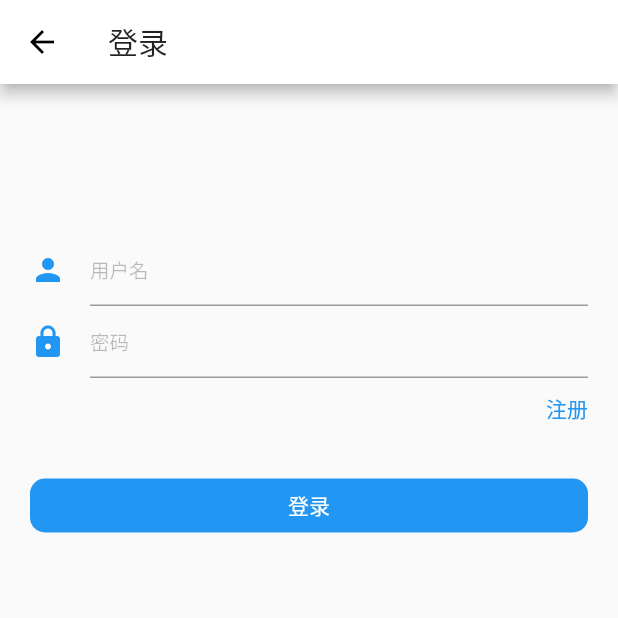
After one commit to yanxing/flutterdemo, a Flutter app: the screen it shows after launch, after a tap on "注册登录", on a phone screen of 412 x 824 dp, the top half of it. The commit adds this screen. Run offline on Flutter 3.47's test engine with Material 2 defaults, Android fonts, the phone set to English and light mode, and no system bars; our stand-ins replace dio, fluttertoast; network calls fail.

Commit message:
登录注册

```diff
--- /dev/null
+++ b/lib/login_demo.dart
@@ -0,0 +1,132 @@
+import 'package:dio/dio.dart';
+import 'package:flutter/material.dart';
+import 'package:flutterdemo/model/login.dart';
+import 'package:flutterdemo/register_demo.dart';
+import 'package:flutterdemo/util/commentUtil.dart';
+import 'package:fluttertoast/fluttertoast.dart';
+
+///登录
+class LoginDemo extends StatefulWidget {
+  @override
+  State<StatefulWidget> createState() {
+    return new _LoginStateDemo();
+  }
+}
+
+class _LoginStateDemo extends State<LoginDemo> {
+  TextEditingController _usernameController = new TextEditingController();
+  TextEditingController _passwordController = new TextEditingController();
+  static const String URL = "http://10.1.10.143:8080/vote/account/login";
+
+  @override
+  Widget build(BuildContext context) {
+    return new Scaffold(
+      appBar: AppBar(
+        title: Text("登录"),
+      ),
+      body: Container(
+        padding: EdgeInsets.symmetric(vertical: 100, horizontal: 20),
+        child: new Column(
+          children: <Widget>[
+            new TextField(
+              controller: _usernameController,
+              decoration: new InputDecoration(
+                  hintText: "用户名",
+                  hintStyle: new TextStyle(color: Colors.black26, fontSize: 13),
+                  icon: Icon(
+                    Icons.person,
+                    color: Colors.blue,
+                  ),
+                  focusedBorder: UnderlineInputBorder(
+                      borderSide: BorderSide(
+                    color: Colors.blue,
+                    width: 1.5,
+                  ))),
+            ),
+            new TextField(
+              controller: _passwordController,
+              obscureText: true,
+              decoration: new InputDecoration(
+                  hintText: "密码",
+                  hintStyle: new TextStyle(color: Colors.black26, fontSize: 13),
+                  icon: Icon(Icons.lock, color: Colors.blue),
+                  focusedBorder: UnderlineInputBorder(
+                      borderSide: BorderSide(
+                    color: Colors.blue,
+                    width: 1.5,
+                  ))),
+            ),
+            new GestureDetector(
+              //padding: EdgeInsets.only(top: 10),
+              child: new Row(
+                mainAxisAlignment: MainAxisAlignment.end,
+                children: <Widget>[
+                  new Padding(
+                    padding: EdgeInsets.only(top: 10),
+                    child: Text(
+                      "注册",
+                      style: new TextStyle(color: Colors.blue),
+                    ),
+                  )
+                ],
+              ),
+              onTap: () {
+                Navigator.push(
+                  context,
+                  MaterialPageRoute(builder: (context) => RegisterDemo()),
+                );
+              },
+            ),
+            new Row(
+              children: <Widget>[
+                Expanded(
+                    child: new Padding(
+                  padding: EdgeInsets.only(top: 30),
+                  child: new FlatButton(
+                      color: Colors.blue,
+                      highlightColor: Colors.blue[700],
+                      colorBrightness: Brightness.dark,
+                      splashColor: Colors.grey,
+                      shape: RoundedRectangleBorder(
+                          borderRadius: BorderRadius.circular(10.0)),
+                      onPressed: () {
+                        _login(
+                            _usernameController.text, _passwordController.text);
+                      },
+                      child: Text("登录")),
+                ))
+              ],
+            )
+          ],
+        ),
+      ),
+    );
+  }
+
+  ///登录
+  _login(String username, String password) async {
+    if (CommentUtil.isEmpty(username)) {
+      Fluttertoast.showToast(msg: "请输入用户名");
+      return;
+    }
+    if (CommentUtil.isEmpty(password)) {
+      Fluttertoast.showToast(msg: "请输入密码");
+      return;
+    }
+    try {
+      Response response = await Dio().post(URL,
+          data:
+              new FormData.from({"username": username, "password": password}));
+      Login login = Login.fromMap(response.data);
+      print(login);
+      if (login.code == 1) {
+        Fluttertoast.showToast(msg: "登录成功");
+      } else {
+        Fluttertoast.showToast(msg: login.message);
+      }
+    } catch (e) {
+      Fluttertoast.showToast(msg: "登录失败");
+      print(e);
+    }
+  }
+}
--- a/lib/main.dart
+++ b/lib/main.dart
@@ -1,6 +1,7 @@
 import 'package:flutter/material.dart';
 import 'package:flutterdemo/bottom_navigation_bar_demo.dart';
 import 'package:flutterdemo/drawer_demo.dart';
+import 'package:flutterdemo/login_demo.dart';
 import 'package:flutterdemo/network_demo.dart';
 import 'package:flutterdemo/tab_bar_view_demo.dart';
 import 'package:flutterdemo/widget_demo.dart';
@@ -52,7 +53,8 @@ class _MyHomePageState extends State<MyHomePage> {
     list.add(_customButton("底部导航", 2));
     list.add(_customButton("抽屉", 3));
     list.add(_customButton("tab滑动菜单", 4));
-    list.add(_customButton("网络请求", 5));
+    list.add(_customButton("列表", 5));
+    list.add(_customButton("注册登录", 6));
     return list;
   }
 
@@ -100,11 +102,17 @@ class _MyHomePageState extends State<MyHomePage> {
         MaterialPageRoute(builder: (context) => TabBarViewDemo()),
       );
     } else if (type == 5) {
-      //网络请求demo
+      //列表demo
       Navigator.push(
         context,
         MaterialPageRoute(builder: (context) => NetworkDemo()),
       );
+    }else if (type == 6) {
+      //注册登录
+      Navigator.push(
+        context,
+        MaterialPageRoute(builder: (context) => LoginDemo()),
+      );
     }
   }
 }
--- /dev/null
+++ b/lib/model/login.dart
@@ -0,0 +1,60 @@
+class Login {
+
+  /**
+   * code : 1
+   * data : {"id":1,"username":"123","password":"123","type":1}
+   */
+
+  String message;
+  int code;
+  DataBean data;
+
+  static Login fromMap(Map<String, dynamic> map) {
+    Login login = new Login();
+    login.message = map['message'];
+    login.code = map['code'];
+    login.data = DataBean.fromMap(map['data']);
+    return login;
+  }
+
+  static List<Login> fromMapList(dynamic mapList) {
+    List<Login> list = new List(mapList.length);
+    for (int i = 0; i < mapList.length; i++) {
+      list[i] = fromMap(mapList[i]);
+    }
+    return list;
+  }
+
+}
+
+class DataBean {
+
+  /**
+   * username : "123"
+   * password : "123"
+   * id : 1
+   * type : 1
+   */
+
+  String username;
+  String password;
+  int id;
+  int type;
+
+  static DataBean fromMap(Map<String, dynamic> map) {
+    DataBean dataBean = new DataBean();
+    dataBean.username = map['username'];
+    dataBean.password = map['password'];
+    dataBean.id = map['id'];
+    dataBean.type = map['type'];
+    return dataBean;
+  }
+
+  static List<DataBean> fromMapList(dynamic mapList) {
+    List<DataBean> list = new List(mapList.length);
+    for (int i = 0; i < mapList.length; i++) {
+      list[i] = fromMap(mapList[i]);
+    }
+    return list;
+  }
+}
--- a/pubspec.yaml
+++ b/pubspec.yaml
@@ -20,6 +20,7 @@ dependencies:
   # Use with the CupertinoIcons class for iOS style icons.
   cupertino_icons: ^0.1.2
   dio: ^1.0.13
+  fluttertoast: ^2.1.1
 
 dev_dependencies:
   flutter_test:
```
Also changed, not shown: lib/model/register.dart (added, +25 -0 lines), lib/register_demo.dart (added, +111 -0 lines), lib/util/commentUtil.dart (added, +13 -0 lines).
